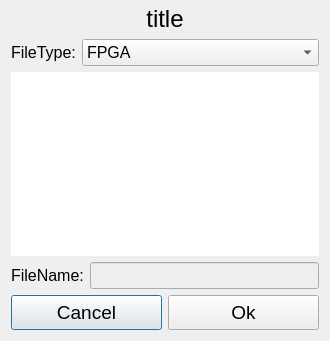
15903016222/Voice, file ui/dialog/file_dialog.ui: the form before one commit.
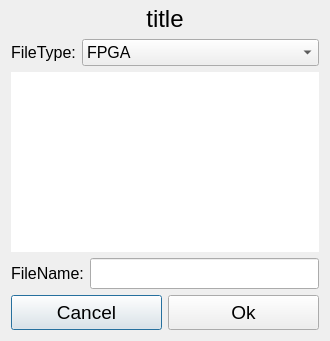
The form after the commit.

Patch:
```diff
--- a/ui/dialog/file_dialog.ui
+++ b/ui/dialog/file_dialog.ui
@@ -82,7 +82,7 @@
      </property>
      <property name="font">
       <font>
-       <pointsize>12</pointsize>
+       <pointsize>14</pointsize>
       </font>
      </property>
      <property name="styleSheet">
@@ -116,7 +116,7 @@
      <item>
       <widget class="QLineEdit" name="fileNameLineEdit">
        <property name="enabled">
-        <bool>false</bool>
+        <bool>true</bool>
        </property>
        <property name="sizePolicy">
         <sizepolicy hsizetype="Preferred" vsizetype="Preferred">
@@ -126,7 +126,7 @@
        </property>
        <property name="font">
         <font>
-         <pointsize>12</pointsize>
+         <pointsize>14</pointsize>
         </font>
        </property>
        <property name="mouseTracking">
```
